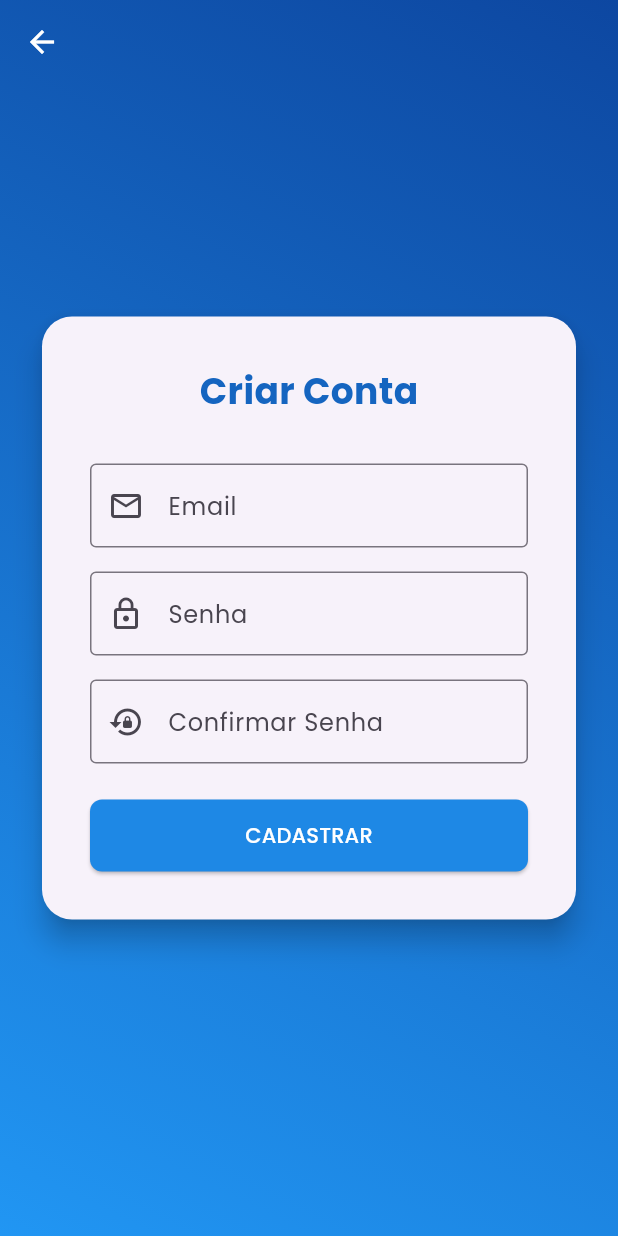
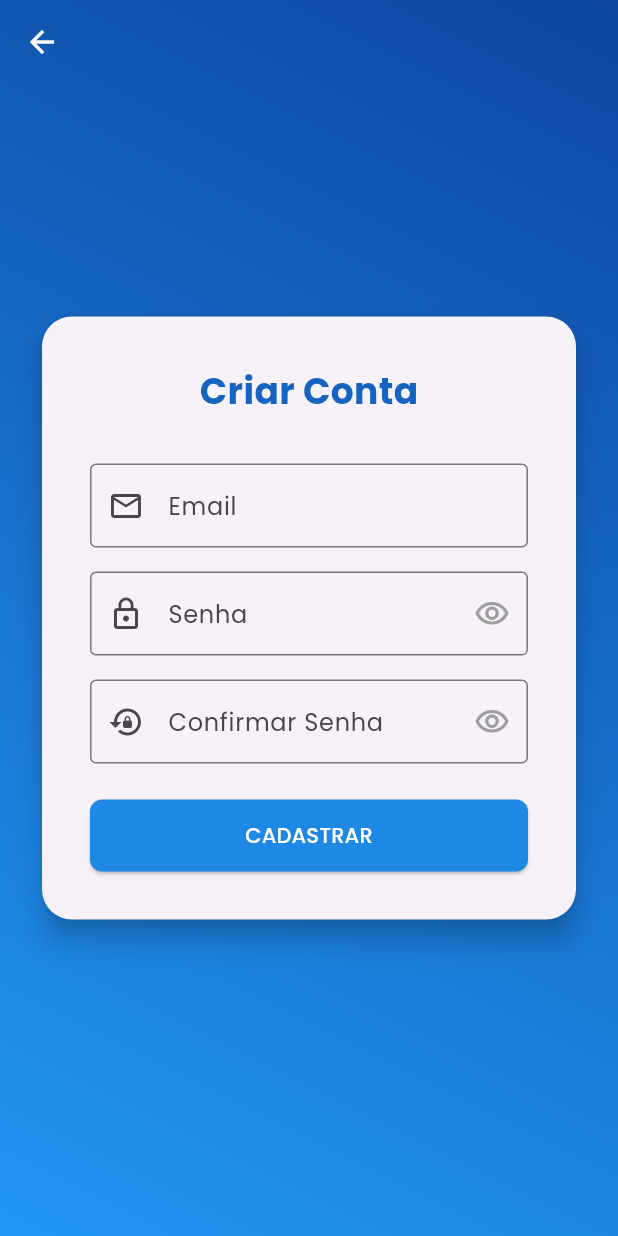
Before and after one commit to GustavoBismak/Ana-Mercado, a Flutter app: the screen it shows after launch, after a tap on "Cadastre-se", on a phone screen of 412 x 824 dp. Run offline on Flutter 3.47's test engine with Material 3 defaults, Android fonts, the phone set to English and light mode, and no system bars; our stand-ins replace fl_chart, google_fonts, image_picker, shared_preferences; network calls fail.

Commit message:
Build: Atualização completa v1.0.8 - Nova animação Splash, correções de login e melhorias no cadastro

```diff
--- a/mobile_app/lib/main.dart
+++ b/mobile_app/lib/main.dart
@@ -1,11 +1,17 @@
 import 'package:flutter/material.dart';
 import 'package:provider/provider.dart';
 import 'package:google_fonts/google_fonts.dart';
+import 'package:intl/date_symbol_data_local.dart';
 import 'screens/splash_screen.dart';
 import 'providers/theme_provider.dart';
 
 Future<void> main() async {
   WidgetsFlutterBinding.ensureInitialized();
+  try {
+    await initializeDateFormatting('pt_BR', null);
+  } catch (e) {
+    debugPrint("Error initializing date formatting: $e");
+  }
   runApp(
     ChangeNotifierProvider(
       create: (_) => ThemeProvider(),
--- a/mobile_app/lib/screens/register_screen.dart
+++ b/mobile_app/lib/screens/register_screen.dart
@@ -14,6 +14,7 @@ class _RegisterScreenState extends State<RegisterScreen> {
   final _passwordController = TextEditingController();
   final _confirmPasswordController = TextEditingController();
   final _apiService = ApiService();
+  bool _obscureText = true;
   bool _isLoading = false;
 
   Future<void> _handleRegister() async {
@@ -110,22 +111,44 @@ class _RegisterScreenState extends State<RegisterScreen> {
                     const SizedBox(height: 16),
                     TextField(
                       controller: _passwordController,
-                      decoration: const InputDecoration(
+                      decoration: InputDecoration(
                         labelText: 'Senha',
-                        prefixIcon: Icon(Icons.lock_outline),
-                        border: OutlineInputBorder(),
+                        prefixIcon: const Icon(Icons.lock_outline),
+                        suffixIcon: IconButton(
+                          icon: Icon(
+                            _obscureText ? Icons.visibility_outlined : Icons.visibility_off_outlined,
+                            color: Colors.grey,
+                          ),
+                          onPressed: () {
+                            setState(() {
+                              _obscureText = !_obscureText;
+                            });
+                          },
+                        ),
+                        border: const OutlineInputBorder(),
                       ),
-                      obscureText: true,
+                      obscureText: _obscureText,
                     ),
                     const SizedBox(height: 16),
                     TextField(
                       controller: _confirmPasswordController,
-                      decoration: const InputDecoration(
+                      decoration: InputDecoration(
                         labelText: 'Confirmar Senha',
-                        prefixIcon: Icon(Icons.lock_reset),
-                        border: OutlineInputBorder(),
+                        prefixIcon: const Icon(Icons.lock_reset),
+                        suffixIcon: IconButton(
+                          icon: Icon(
+                            _obscureText ? Icons.visibility_outlined : Icons.visibility_off_outlined,
+                            color: Colors.grey,
+                          ),
+                          onPressed: () {
+                            setState(() {
+                              _obscureText = !_obscureText;
+                            });
+                          },
+                        ),
+                        border: const OutlineInputBorder(),
                       ),
-                      obscureText: true,
+                      obscureText: _obscureText,
                     ),
                     const SizedBox(height: 24),
                     SizedBox(
--- a/mobile_app/lib/screens/splash_screen.dart
+++ b/mobile_app/lib/screens/splash_screen.dart
@@ -3,6 +3,7 @@ import 'package:shared_preferences/shared_preferences.dart';
 import '../services/api_service.dart';
 import 'home_screen.dart';
 import 'login_screen.dart';
+import 'dart:async';
 
 class SplashScreen extends StatefulWidget {
   const SplashScreen({super.key});
@@ -13,34 +14,60 @@ class SplashScreen extends StatefulWidget {
 
 class _SplashScreenState extends State<SplashScreen> with SingleTickerProviderStateMixin {
   late AnimationController _controller;
-  late Animation<double> _animation;
+  late Animation<double> _fadeAnimation;
+  late Animation<Offset> _cartSlideAnimation;
+  late Animation<double> _lineWidthAnimation;
 
   @override
   void initState() {
     super.initState();
+
     _controller = AnimationController(
       vsync: this,
-      duration: const Duration(seconds: 3), // Duration of the loading
+      duration: const Duration(milliseconds: 2000),
     );
 
-    _animation = Tween<double>(begin: 0.0, end: 1.0).animate(
-      CurvedAnimation(parent: _controller, curve: Curves.easeInOut),
+    _fadeAnimation = Tween<double>(begin: 0.0, end: 1.0).animate(
+      CurvedAnimation(parent: _controller, curve: const Interval(0.0, 0.5, curve: Curves.easeIn)),
     );
 
-    // Start animation
+    // Initial slide from left
+    _cartSlideAnimation = Tween<Offset>(
+      begin: const Offset(-2.0, 0.0),
+      end: const Offset(0.0, 0.0),
+    ).animate(CurvedAnimation(
+      parent: _controller,
+      curve: const Interval(0.0, 0.7, curve: Curves.easeOutCubic),
+    ));
+
+    // Width of the line being "pulled"
+    _lineWidthAnimation = Tween<double>(begin: 0.0, end: 1.0).animate(
+      CurvedAnimation(
+        parent: _controller,
+        curve: const Interval(0.0, 0.7, curve: Curves.easeOutCubic),
+      ),
+    );
+
     _controller.forward();
+    _startApp();
+  }
 
-    // Listen for completion
-    _controller.addStatusListener((status) {
-      if (status == AnimationStatus.completed) {
+  @override
+  void dispose() {
+    _controller.dispose();
+    super.dispose();
+  }
+
+  Future<void> _startApp() async {
+    // Wait for animation and minimal splash time
+    await Future.delayed(const Duration(seconds: 3));
+
+    if (!mounted) return;
     _checkAuth();
-      }
-    });
   }
 
   Future<void> _checkAuth() async {
     try {
-      // Check Shared Preferences
       final prefs = await SharedPreferences.getInstance();
 
       int? userId;
@@ -62,37 +89,34 @@ class _SplashScreenState extends State<SplashScreen> with SingleTickerProviderSt
       if (!mounted) return;
 
       if (userId != null && username != null) {
-        // User is logged in -> Go to Home
         Navigator.pushReplacement(
           context,
-          MaterialPageRoute(builder: (context) => HomeScreen(
+          PageRouteBuilder(
+            pageBuilder: (context, animation, secondaryAnimation) => HomeScreen(
               username: username!,
               userId: userId!,
               initialDisplayName: displayName,
               initialProfilePic: profilePic,
-          )),
+            ),
+            transitionsBuilder: (context, animation, secondaryAnimation, child) {
+              return FadeTransition(opacity: animation, child: child);
+            },
+            transitionDuration: const Duration(milliseconds: 800),
+          ),
         );
       } else {
-        // Not logged in -> Go to Login (User asked to arrive logged in, implying if they WERE, they stay. If not, they need to login.
-        // OR, user implies Guest access should be default? "quando abrir já está logado com a conta"
-        // If they mean "Remember Me", the above logic handles it.
-        // If they mean "Guest Mode auto-login", I will re-implement the generic guest login fallback just in case.
-
-        // Actually, the request "when customer login... next time app start... name Ana Mercado... and already logged in"
-        // This confirms standard persistent login.
-
-        // I will direct to Login Screen if no session found, as that's standard.
-        // But referencing the previous code, there was a Guest auto-creation. I'll keep it for robustness if that was the intent,
-        // but typically "Login" means the user's actual account.
-        // I'll stick to: If no token, go to LoginScreen.
-
         Navigator.pushReplacement(
           context,
-          MaterialPageRoute(builder: (context) => const LoginScreen()),
+          PageRouteBuilder(
+            pageBuilder: (context, animation, secondaryAnimation) => const LoginScreen(),
+            transitionsBuilder: (context, animation, secondaryAnimation, child) {
+              return FadeTransition(opacity: animation, child: child);
+            },
+            transitionDuration: const Duration(milliseconds: 800),
+          ),
         );
       }
     } catch (e) {
-      // Fallback
       if (mounted) {
         Navigator.pushReplacement(
           context,
@@ -103,80 +127,104 @@ class _SplashScreenState extends State<SplashScreen> with SingleTickerProviderSt
   }
 
   @override
-  void dispose() {
-    _controller.dispose();
-    super.dispose();
-  }
-
-  @override
   Widget build(BuildContext context) {
-    // Screen width for the progress bar calculation
-    final double screenWidth = MediaQuery.of(context).size.width;
-    final double barWidth = screenWidth * 0.7; // 70% of screen width
-
     return Scaffold(
       backgroundColor: Colors.white,
       body: Center(
         child: Column(
           mainAxisAlignment: MainAxisAlignment.center,
           children: [
-            // Title
+            // The Cart pulling the line animation
+            SizedBox(
+              height: 120,
+              width: 300,
+              child: Stack(
+                alignment: Alignment.center,
+                children: [
+                  // The Line (Horizontal)
+                  Positioned(
+                    left: 0,
+                    right: 0,
+                    bottom: 20,
+                    child: AnimatedBuilder(
+                      animation: _lineWidthAnimation,
+                      builder: (context, child) {
+                        return FractionallySizedBox(
+                          alignment: Alignment.centerLeft,
+                          widthFactor: _lineWidthAnimation.value,
+                          child: Container(
+                            height: 4,
+                            decoration: BoxDecoration(
+                              color: Colors.blue.withOpacity(0.3),
+                              borderRadius: BorderRadius.circular(2),
+                            ),
+                          ),
+                        );
+                      },
+                    ),
+                  ),
+                  // The Cart sliding
+                  SlideTransition(
+                    position: _cartSlideAnimation,
+                    child: Container(
+                      padding: const EdgeInsets.all(16),
+                      decoration: BoxDecoration(
+                        color: Colors.white,
+                        shape: BoxShape.circle,
+                        boxShadow: [
+                          BoxShadow(
+                            color: Colors.blue.withOpacity(0.1),
+                            blurRadius: 10,
+                            spreadRadius: 2,
+                          )
+                        ],
+                      ),
+                      child: const Icon(
+                        Icons.shopping_cart_rounded,
+                        size: 60,
+                        color: Colors.blue,
+                      ),
+                    ),
+                  ),
+                ],
+              ),
+            ),
+            const SizedBox(height: 24),
+            FadeTransition(
+              opacity: _fadeAnimation,
+              child: Column(
+                children: [
                   const Text(
                     'Ana Mercado',
                     style: TextStyle(
-                fontSize: 32,
+                      fontSize: 36,
                       fontWeight: FontWeight.bold,
                       color: Colors.blue,
-                letterSpacing: 1.5,
+                      letterSpacing: 1.2,
                     ),
                   ),
-            const SizedBox(height: 50),
-
-            // Animated Progress Bar with Cart
-            SizedBox(
-              width: barWidth + 40, // Extra space for icon overflowing
-              height: 60,
-              child: AnimatedBuilder(
-                animation: _animation,
-                builder: (context, child) {
-                  return Stack(
-                    alignment: Alignment.centerLeft,
-                    children: [
-                      // Background Line
-                      Positioned(
-                        left: 0,
-                        top: 29, // vertically centered
-                        child: Container(
-                          width: barWidth,
-                          height: 2,
-                          color: Colors.grey.shade300,
-                        ),
-                      ),
-
-                      // Progress Line
-                      Positioned(
-                        left: 0,
-                        top: 29,
-                        child: Container(
-                          width: barWidth * _animation.value,
-                          height: 2,
-                          color: Colors.blue,
-                        ),
-                      ),
-
-                      // Cart Icon (The "Pulling" effect)
-                      Positioned(
-                        left: (barWidth * _animation.value) - 15, // centered on tip
-                        top: 10,
-                        child: const Icon(
-                          Icons.shopping_cart,
-                          color: Colors.blue,
-                          size: 30,
+                  const SizedBox(height: 8),
+                  Text(
+                    'Sempre com você!',
+                    style: TextStyle(
+                      fontSize: 16,
+                      color: Colors.blue.shade300,
+                      letterSpacing: 0.5,
                     ),
                   ),
                 ],
-                  );
-                },
+              ),
+            ),
+            const SizedBox(height: 60),
+            FadeTransition(
+              opacity: _fadeAnimation,
+              child: const SizedBox(
+                width: 30,
+                height: 30,
+                child: CircularProgressIndicator(
+                  strokeWidth: 2,
+                  valueColor: AlwaysStoppedAnimation<Color>(Colors.blue),
+                ),
               ),
             ),
           ],
--- a/mobile_app/pubspec.yaml
+++ b/mobile_app/pubspec.yaml
@@ -1,7 +1,7 @@
 name: ana_mercado_mobile
 description: A new Flutter project for Ana Mercado.
 publish_to: 'none'
-version: 1.0.2+3
+version: 1.0.8+9
 
 environment:
   sdk: ">=3.0.0 <4.0.0"
```
Also changed, not shown: mobile_app/lib/screens/dashboard_screen.dart (+94 -33 lines), mobile_app/lib/screens/login_screen.dart (+4 -3 lines), mobile_app/lib/services/api_service.dart (+5 -4 lines), 10 other files. Lines whose indentation alone changed are shown as unchanged.
